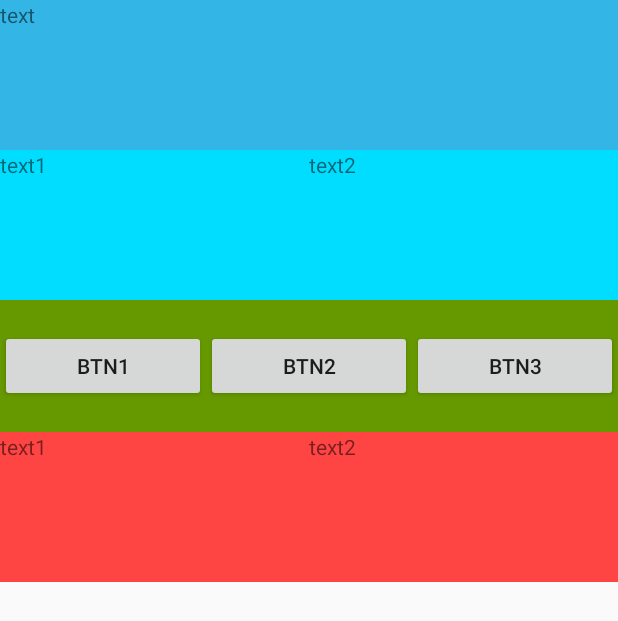
After one commit to nemo1560/shop_App, an Android app: the layout table_layout.xml on its own in the app's theme, with its tools: preview values and no code run, on a phone screen of 412 x 824 dp. The commit adds this screen. Shown: the top 621 px of the screen. Run offline under Robolectric (Android 15) with nearby library versions, the light colour scheme and no system bars.

Commit message:
haovk commit

```diff
--- a/Lesson01/ForStudent/haovk_LayoutProject/app/build.gradle
+++ b/Lesson01/ForStudent/haovk_LayoutProject/app/build.gradle
@@ -25,4 +25,5 @@ dependencies {
     testImplementation 'junit:junit:4.12'
     androidTestImplementation 'com.android.support.test:runner:1.0.2'
     androidTestImplementation 'com.android.support.test.espresso:espresso-core:3.0.2'
+    implementation 'com.android.support:recyclerview-v7:28.0.0-alpha1'
 }
--- a/Lesson01/ForStudent/haovk_LayoutProject/app/src/main/java/com/example/nemo1/haovk_layoutproject/MainActivity.java
+++ b/Lesson01/ForStudent/haovk_LayoutProject/app/src/main/java/com/example/nemo1/haovk_layoutproject/MainActivity.java
@@ -8,6 +8,6 @@ public class MainActivity extends AppCompatActivity {
     @Override
     protected void onCreate(Bundle savedInstanceState) {
         super.onCreate(savedInstanceState);
-        setContentView(R.layout.activity_main);
+        setContentView(R.layout.relative_layout);
     }
 }
--- /dev/null
+++ b/Lesson01/ForStudent/haovk_LayoutProject/app/src/main/res/layout/table_layout.xml
@@ -0,0 +1,80 @@
+<?xml version="1.0" encoding="utf-8"?>
+<TableLayout android:layout_height="match_parent"
+    android:layout_width="match_parent"
+    android:stretchColumns="*"
+    xmlns:android="http://schemas.android.com/apk/res/android">
+
+    <TableRow
+        android:layout_width="match_parent"
+        android:background="@android:color/holo_blue_light">
+
+        <TextView
+            android:id="@+id/textview"
+            android:layout_width="match_parent"
+            android:layout_height="100dp"
+            android:layout_weight="1"
+            android:text="text" />
+    </TableRow>
+
+    <TableRow
+        android:layout_width="match_parent"
+        android:background="@android:color/holo_blue_bright">
+
+        <TextView
+            android:id="@+id/textview4"
+            android:layout_width="wrap_content"
+            android:layout_height="100dp"
+            android:layout_span="1"
+            android:layout_weight="5"
+            android:text="text1" />
+
+        <TextView
+            android:id="@+id/textview5"
+            android:layout_width="wrap_content"
+            android:layout_height="100dp"
+            android:layout_span="1"
+            android:layout_weight="5"
+            android:text="text2" />
+    </TableRow>
+
+    <TableRow android:layout_width="match_parent"
+        android:background="@android:color/holo_green_dark"
+        android:paddingTop="20dp"
+        android:paddingBottom="20dp">
+
+        <Button android:layout_width="wrap_content"
+            android:layout_height="match_parent"
+            android:text="BTN1"/>
+
+        <Button android:layout_width="wrap_content"
+            android:layout_height="match_parent"
+            android:text="BTN2"/>
+
+        <Button android:layout_width="wrap_content"
+            android:layout_height="match_parent"
+            android:text="BTN3"/>
+
+    </TableRow>
+
+    <TableRow
+        android:layout_width="match_parent"
+        android:background="@android:color/holo_red_light">
+
+        <TextView
+            android:id="@+id/textview2"
+            android:layout_width="wrap_content"
+            android:layout_height="100dp"
+            android:layout_span="1"
+            android:layout_weight="5"
+            android:text="text1" />
+
+        <TextView
+            android:id="@+id/textview3"
+            android:layout_width="wrap_content"
+            android:layout_height="100dp"
+            android:layout_span="1"
+            android:layout_weight="5"
+            android:text="text2" />
+    </TableRow>
+
+</TableLayout>
--- /dev/null
+++ b/Lesson01/ForStudent/haovk_LayoutProject/app/src/main/res/values/background.xml
@@ -0,0 +1,6 @@
+<?xml version="1.0" encoding="utf-8"?>
+<resources>
+    <style name="Background">
+        <item name="android:background">@android:color/holo_blue_light</item>
+    </style>
+</resources>
--- a/Lesson01/ForStudent/haovk_LayoutProject/app/src/main/res/values/colors.xml
+++ b/Lesson01/ForStudent/haovk_LayoutProject/app/src/main/res/values/colors.xml
@@ -5,5 +5,4 @@
     <color name="colorAccent">#FF4081</color>
     <color name="demo_4">#f40909</color>
     <color name="demo_4_2">#228b22</color>
-
 </resources>
--- a/Lesson01/ForStudent/haovk_LayoutProject/app/src/main/res/values/strings.xml
+++ b/Lesson01/ForStudent/haovk_LayoutProject/app/src/main/res/values/strings.xml
@@ -1,3 +1,5 @@
 <resources>
     <string name="app_name">haovk_LayoutProject</string>
+    <string name="username">Username</string>
+    <string name="todo">TODO</string>
 </resources>
--- a/Lesson01/ForStudent/haovk_LayoutProject/app/src/main/res/values/styles.xml
+++ b/Lesson01/ForStudent/haovk_LayoutProject/app/src/main/res/values/styles.xml
@@ -8,4 +8,6 @@
         <item name="colorAccent">@color/colorAccent</item>
     </style>
 
+
+
 </resources>
```
Also changed, not shown: Lesson01/ForStudent/haovk_LayoutProject/app/src/main/res/drawable/border_btn.xml (added, +8 -0 lines), Lesson01/ForStudent/haovk_LayoutProject/app/src/main/res/drawable/press_btn.xml (added, +20 -0 lines), Lesson01/ForStudent/haovk_LayoutProject/app/src/main/res/drawable/style_textview.xml (added, +10 -0 lines), Lesson01/ForStudent/haovk_LayoutProject/app/src/main/res/layout/demo_5.xml (+36 -22 lines), Lesson01/ForStudent/haovk_LayoutProject/app/src/main/res/values/style_btn.xml (added, +25 -0 lines), 1 other file.
